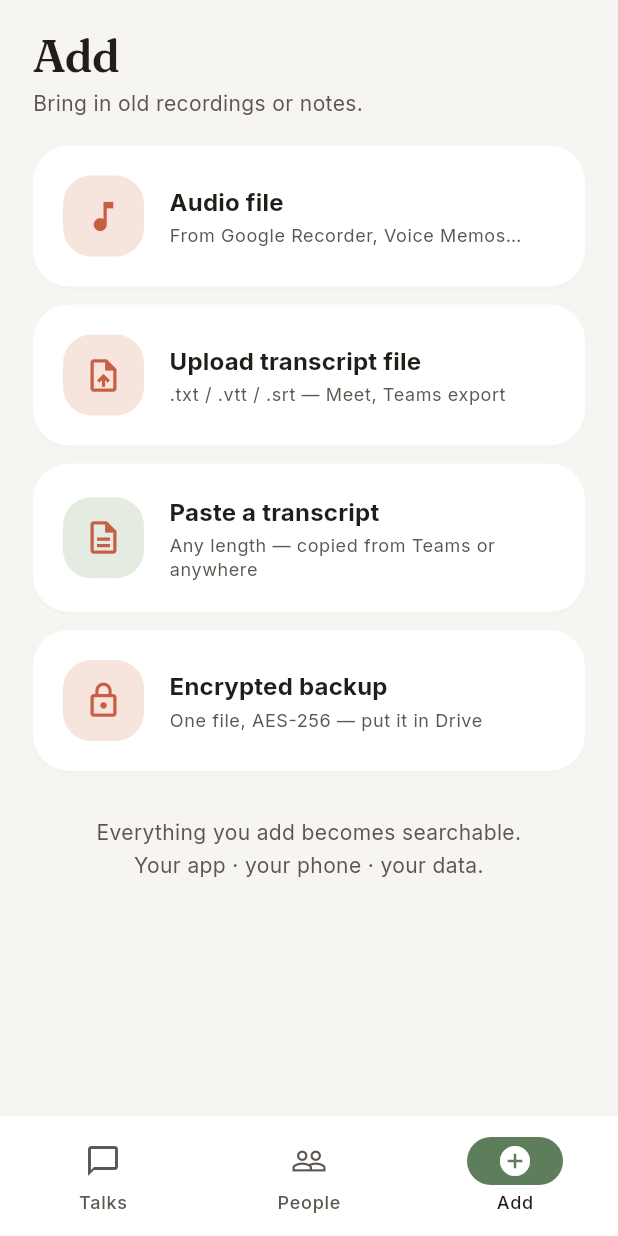
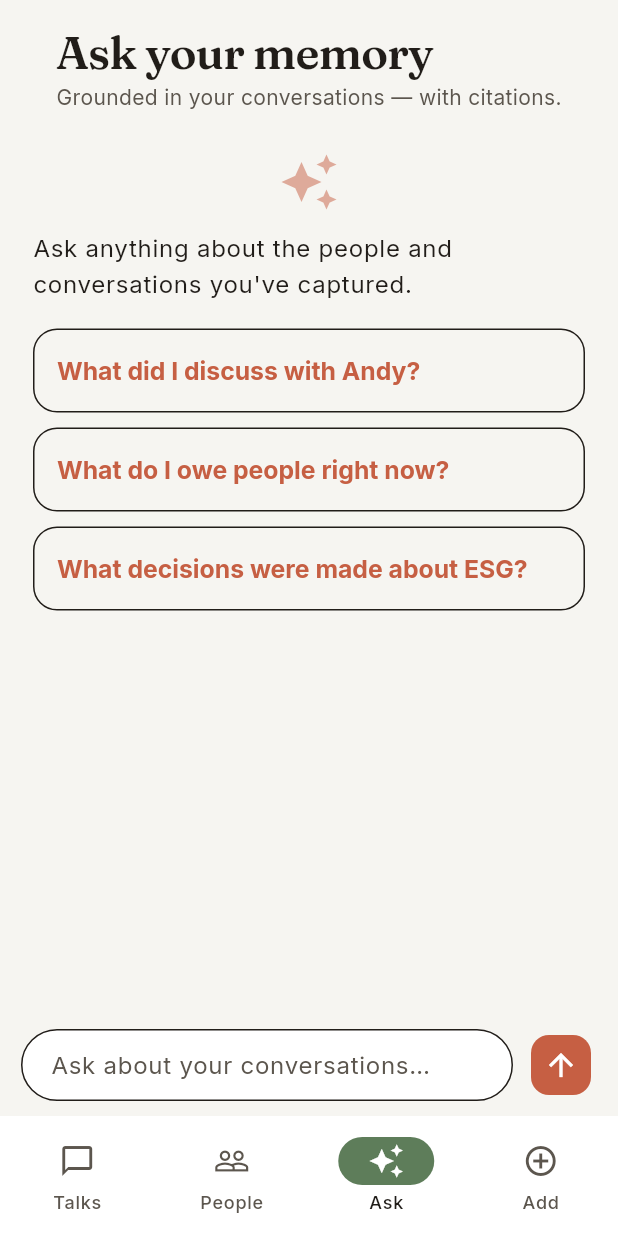
Before and after one commit to Sourav-Bhat/reacll, a Flutter app: the screen it shows after launch, item 3 of the bottom bar chosen, on a phone screen of 412 x 824 dp. Run offline on Flutter 3.47's test engine with Material 3 defaults, Android fonts, the phone set to English and light mode, and no system bars; our stand-ins replace file_picker, google_fonts, package_info_plus; missing offline and left inert: cryptography, ffmpeg_kit_flutter_new_min, receive_sharing_intent, record, sherpa_onnx, sqlite3 and 1 more; statements that could not run were skipped.

Commit message:
feat: RAG chatbot (E-2) — Ask tab with grounded, cited answers over your conversations

```diff
--- /dev/null
+++ b/lib/screens/ask_screen.dart
@@ -0,0 +1,246 @@
+import 'package:flutter/material.dart';
+import 'package:intl/intl.dart';
+
+import '../main.dart';
+import '../services/ask_service.dart';
+import 'detail_screen.dart';
+
+class AskScreen extends StatefulWidget {
+  const AskScreen({super.key});
+
+  @override
+  State<AskScreen> createState() => _AskScreenState();
+}
+
+class _Msg {
+  final bool me;
+  final String text;
+  final List<AskCitation> cites;
+  _Msg(this.me, this.text, [this.cites = const []]);
+}
+
+class _AskScreenState extends State<AskScreen> {
+  final _ctl = TextEditingController();
+  final _scroll = ScrollController();
+  final _msgs = <_Msg>[];
+  bool _loading = false;
+
+  static const _suggestions = [
+    'What did I discuss with Andy?',
+    'What do I owe people right now?',
+    'What decisions were made about ESG?',
+  ];
+
+  @override
+  void dispose() {
+    _ctl.dispose();
+    _scroll.dispose();
+    super.dispose();
+  }
+
+  Future<void> _send([String? preset]) async {
+    final q = (preset ?? _ctl.text).trim();
+    if (q.isEmpty || _loading) return;
+    setState(() {
+      _msgs.add(_Msg(true, q));
+      _loading = true;
+      _ctl.clear();
+    });
+    _scrollDown();
+    try {
+      final r = await AskService.instance.ask(db, q);
+      setState(() {
+        _msgs.add(_Msg(false, r.answer, r.citations));
+        _loading = false;
+      });
+    } catch (e) {
+      setState(() {
+        _msgs.add(_Msg(false, "Couldn't answer — $e"));
+        _loading = false;
+      });
+    }
+    _scrollDown();
+  }
+
+  void _scrollDown() {
+    WidgetsBinding.instance.addPostFrameCallback((_) {
+      if (_scroll.hasClients) {
+        _scroll.animateTo(_scroll.position.maxScrollExtent,
+            duration: const Duration(milliseconds: 250), curve: Curves.easeOut);
+      }
+    });
+  }
+
+  @override
+  Widget build(BuildContext context) {
+    final t = Theme.of(context);
+    return SafeArea(
+      child: Column(
+        children: [
+          Padding(
+            padding: const EdgeInsets.fromLTRB(22, 16, 22, 6),
+            child: Column(
+              crossAxisAlignment: CrossAxisAlignment.start,
+              children: [
+                Text('Ask your memory', style: t.textTheme.headlineMedium),
+                Text('Grounded in your conversations — with citations.',
+                    style: t.textTheme.bodyMedium
+                        ?.copyWith(color: t.colorScheme.onSurfaceVariant)),
+              ],
+            ),
+          ),
+          Expanded(
+            child: _msgs.isEmpty
+                ? _empty(t)
+                : ListView.builder(
+                    controller: _scroll,
+                    padding: const EdgeInsets.fromLTRB(18, 8, 18, 12),
+                    itemCount: _msgs.length + (_loading ? 1 : 0),
+                    itemBuilder: (context, i) {
+                      if (i >= _msgs.length) return _typing(t);
+                      return _bubble(t, _msgs[i]);
+                    },
+                  ),
+          ),
+          _inputBar(t),
+        ],
+      ),
+    );
+  }
+
+  Widget _empty(ThemeData t) => ListView(
+        padding: const EdgeInsets.fromLTRB(22, 20, 22, 12),
+        children: [
+          Icon(Icons.auto_awesome,
+              size: 40, color: t.colorScheme.primary.withValues(alpha: .5)),
+          const SizedBox(height: 12),
+          Text('Ask anything about the people and conversations you\'ve captured.',
+              style: t.textTheme.bodyLarge?.copyWith(height: 1.5)),
+          const SizedBox(height: 18),
+          ..._suggestions.map((s) => Padding(
+                padding: const EdgeInsets.only(bottom: 10),
+                child: OutlinedButton(
+                  onPressed: () => _send(s),
+                  style: OutlinedButton.styleFrom(
+                    alignment: Alignment.centerLeft,
+                    padding: const EdgeInsets.symmetric(horizontal: 16, vertical: 14),
+                    shape: RoundedRectangleBorder(
+                        borderRadius: BorderRadius.circular(16)),
+                  ),
+                  child: Text(s, textAlign: TextAlign.left),
+                ),
+              )),
+        ],
+      );
+
+  Widget _bubble(ThemeData t, _Msg m) {
+    return Align(
+      alignment: m.me ? Alignment.centerRight : Alignment.centerLeft,
+      child: Container(
+        constraints: const BoxConstraints(maxWidth: 320),
+        margin: const EdgeInsets.only(bottom: 12),
+        padding: const EdgeInsets.fromLTRB(14, 11, 14, 11),
+        decoration: BoxDecoration(
+          color: m.me ? t.colorScheme.primary : t.colorScheme.surface,
+          border: m.me ? null : Border.all(color: t.colorScheme.outlineVariant),
+          borderRadius: BorderRadius.only(
+            topLeft: const Radius.circular(18),
+            topRight: const Radius.circular(18),
+            bottomLeft: Radius.circular(m.me ? 18 : 5),
+            bottomRight: Radius.circular(m.me ? 5 : 18),
+          ),
+        ),
+        child: Column(
+          crossAxisAlignment: CrossAxisAlignment.start,
+          children: [
+            Text(m.text,
+                style: t.textTheme.bodyMedium?.copyWith(
+                    height: 1.5,
+                    color: m.me ? Colors.white : t.colorScheme.onSurface)),
+            if (m.cites.isNotEmpty)
+              Padding(
+                padding: const EdgeInsets.only(top: 9),
+                child: Wrap(
+                  spacing: 6,
+                  runSpacing: 6,
+                  children: m.cites
+                      .map((c) => GestureDetector(
+                            onTap: () => Navigator.of(context).push(
+                                MaterialPageRoute(
+                                    builder: (_) => DetailScreen(
+                                        conversationId: c.conversationId))),
+                            child: Container(
+                              padding: const EdgeInsets.symmetric(
+                                  horizontal: 9, vertical: 4),
+                              decoration: BoxDecoration(
+                                  color: const Color(0xFFE6EDE2),
+                                  borderRadius: BorderRadius.circular(10)),
+                              child: Text(
+                                '${c.title} · ${DateFormat('d MMM').format(c.happenedAt)}',
+                                style: const TextStyle(
+                                    fontSize: 11.5,
+                                    fontWeight: FontWeight.w600,
+                                    color: Color(0xFF4E6B4A)),
+                              ),
+                            ),
+                          ))
+                      .toList(),
+                ),
+              ),
+          ],
+        ),
+      ),
+    );
+  }
+
+  Widget _typing(ThemeData t) => Align(
+        alignment: Alignment.centerLeft,
+        child: Container(
+          margin: const EdgeInsets.only(bottom: 12),
+          padding: const EdgeInsets.all(14),
+          decoration: BoxDecoration(
+              color: t.colorScheme.surface,
+              border: Border.all(color: t.colorScheme.outlineVariant),
+              borderRadius: BorderRadius.circular(16)),
+          child: const SizedBox(
+              width: 20,
+              height: 20,
+              child: CircularProgressIndicator(strokeWidth: 2.2)),
+        ),
+      );
+
+  Widget _inputBar(ThemeData t) => Padding(
+        padding: EdgeInsets.fromLTRB(
+            14, 6, 14, MediaQuery.of(context).viewInsets.bottom + 10),
+        child: Row(children: [
+          Expanded(
+            child: TextField(
+              controller: _ctl,
+              minLines: 1,
+              maxLines: 4,
+              textInputAction: TextInputAction.send,
+              onSubmitted: (_) => _send(),
+              decoration: InputDecoration(
+                hintText: 'Ask about your conversations…',
+                filled: true,
+                fillColor: t.colorScheme.surface,
+                contentPadding:
+                    const EdgeInsets.symmetric(horizontal: 16, vertical: 12),
+                border: OutlineInputBorder(
+                    borderRadius: BorderRadius.circular(24),
+                    borderSide: BorderSide(color: t.colorScheme.outlineVariant)),
+                enabledBorder: OutlineInputBorder(
+                    borderRadius: BorderRadius.circular(24),
+                    borderSide: BorderSide(color: t.colorScheme.outlineVariant)),
+              ),
+            ),
+          ),
+          const SizedBox(width: 8),
+          FloatingActionButton.small(
+            onPressed: _loading ? null : () => _send(),
+            elevation: 0,
+            child: const Icon(Icons.arrow_upward),
+          ),
+        ]),
+      );
+}
--- a/lib/screens/home_shell.dart
+++ b/lib/screens/home_shell.dart
@@ -6,6 +6,7 @@ import '../main.dart';
 import '../services/import_service.dart';
 import '../services/transcription_service.dart';
 import 'add_screen.dart';
+import 'ask_screen.dart';
 import 'attach_picker.dart';
 import 'home_screen.dart';
 import 'people_screen.dart';
@@ -68,11 +69,12 @@ class _HomeShellState extends State<HomeShell> {
     final pages = [
       HomeScreen(onChanged: () => setState(() {})),
       PeopleScreen(onChanged: () => setState(() {})),
+      const AskScreen(),
       AddScreen(onImported: () => setState(() {})),
     ];
     return Scaffold(
       body: pages[_tab],
-      floatingActionButton: _tab == 2
+      floatingActionButton: (_tab == 2 || _tab == 3)
           ? null
           : FloatingActionButton.large(
               onPressed: _startRecording,
@@ -93,6 +95,10 @@ class _HomeShellState extends State<HomeShell> {
               selectedIcon: Icon(Icons.people),
               label: 'People'),
           NavigationDestination(
+              icon: Icon(Icons.auto_awesome_outlined),
+              selectedIcon: Icon(Icons.auto_awesome),
+              label: 'Ask'),
+          NavigationDestination(
               icon: Icon(Icons.add_circle_outline),
               selectedIcon: Icon(Icons.add_circle),
               label: 'Add'),
--- /dev/null
+++ b/lib/services/ask_service.dart
@@ -0,0 +1,95 @@
+import '../db/database.dart';
+import 'extraction_service.dart';
+
+/// E-2: "Ask your memory" — retrieval-augmented Q&A grounded in the user's own
+/// conversations. v1 retrieval = full-text hits + person-scoped conversations;
+/// synthesis via the user's selected provider (Anthropic/Gemini), text only.
+class AskCitation {
+  final int conversationId;
+  final String title;
+  final DateTime happenedAt;
+  const AskCitation(this.conversationId, this.title, this.happenedAt);
+}
+
+class AskResult {
+  final String answer;
+  final List<AskCitation> citations;
+  const AskResult(this.answer, this.citations);
+}
+
+class AskService {
+  AskService._();
+  static final AskService instance = AskService._();
+
+  static const _system = '''
+You are the user's personal memory assistant. Answer the question using ONLY the
+CONVERSATION RECORDS provided — these are the user's own recorded conversations.
+Rules:
+- Use only the records; never invent facts.
+- Cite the conversation title + date in brackets after claims, e.g. [ESG Phase 2 — 25 Jun].
+- If the records don't contain the answer, say you don't have that in your memory yet.
+- Be concise and direct; prefer specifics (who, what, when) over generalities.
+''';
+
+  Future<AskResult> ask(RecallDb db, String question) async {
+    final convIds = <int>{};
+
+    // 1. full-text hits over transcripts
+    for (final h in db.search(question).take(6)) {
+      convIds.add(h.conversationId);
+    }
+
+    // 2. person-scoped: any known person named in the question
+    final ql = question.toLowerCase();
+    for (final p in db.peopleList()) {
+      if (p.name.length >= 3 && ql.contains(p.name.toLowerCase())) {
+        for (final c in db.personConversations(p.id)) {
+          convIds.add(c.id);
+        }
+      }
+    }
+
+    if (convIds.isEmpty) {
+      return const AskResult(
+          "I couldn't find anything about that in your conversations yet.",
+          <AskCitation>[]);
+    }
+
+    // assemble context (cap at 6 conversations)
+    final chosen = convIds.take(6).toList();
+    final citations = <AskCitation>[];
+    final buf = StringBuffer();
+    for (final id in chosen) {
+      final d = db.detail(id);
+      citations.add(AskCitation(id, d.title, d.happenedAt));
+      final people = d.people.map((p) => p.name).join(', ');
+      buf.writeln(
+          '=== ${d.title} — ${_fmt(d.happenedAt)}${people.isNotEmpty ? ' (with $people)' : ''} ===');
+      if (d.summary != null) buf.writeln('Summary: ${d.summary}');
+      for (final f in db.conversationFacts(id)) {
+        final who = f.resolvedName ?? f.personName;
+        buf.writeln('- (${f.kind}) ${f.text}'
+            '${who != null ? ' — $who' : ''}'
+            '${f.dueHint != null ? ' [due ${f.dueHint}]' : ''}');
+      }
+      final tx = d.transcriptText;
+      if (tx.isNotEmpty) {
+        buf.writeln('Excerpt: ${tx.length > 600 ? '${tx.substring(0, 600)}…' : tx}');
+      }
+      buf.writeln();
+    }
+
+    final user = 'QUESTION: $question\n\nCONVERSATION RECORDS:\n$buf';
+    final answer =
+        await ExtractionService.instance.complete(db, system: _system, user: user);
+    return AskResult(answer.trim(), citations);
+  }
+
+  String _fmt(DateTime d) {
+    const m = [
+      'Jan', 'Feb', 'Mar', 'Apr', 'May', 'Jun',
+      'Jul', 'Aug', 'Sep', 'Oct', 'Nov', 'Dec'
+    ];
+    return '${d.day} ${m[d.month - 1]} ${d.year}';
+  }
+}
```
Also changed, not shown: lib/services/extraction_service.dart (+35 -16 lines).
